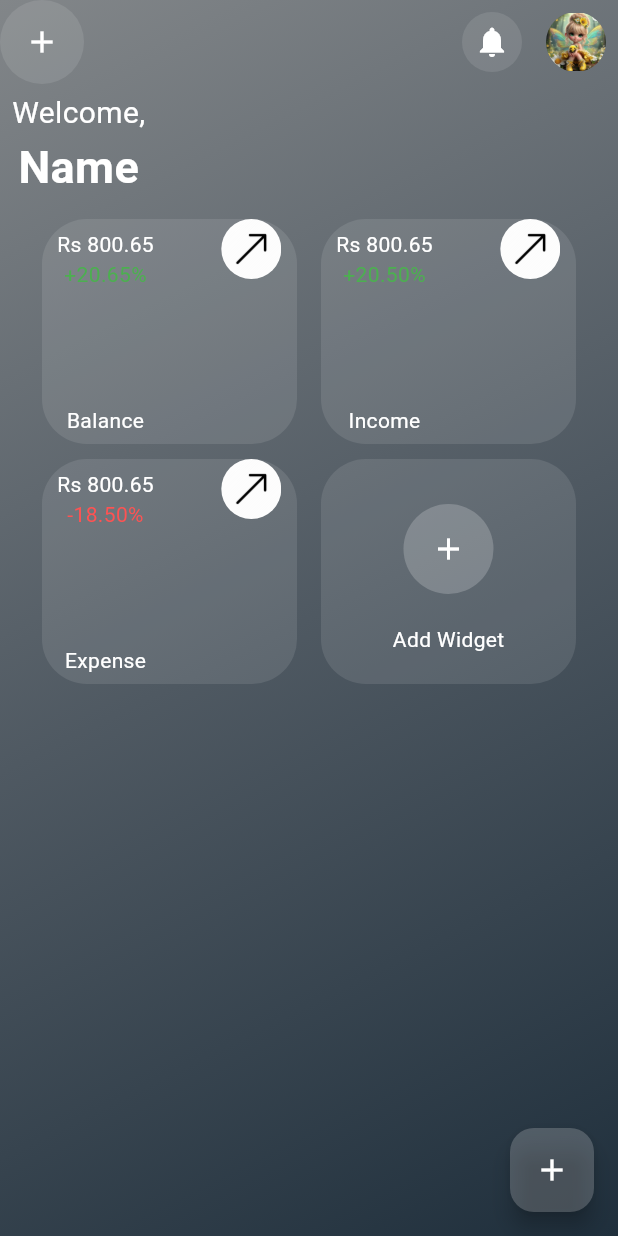
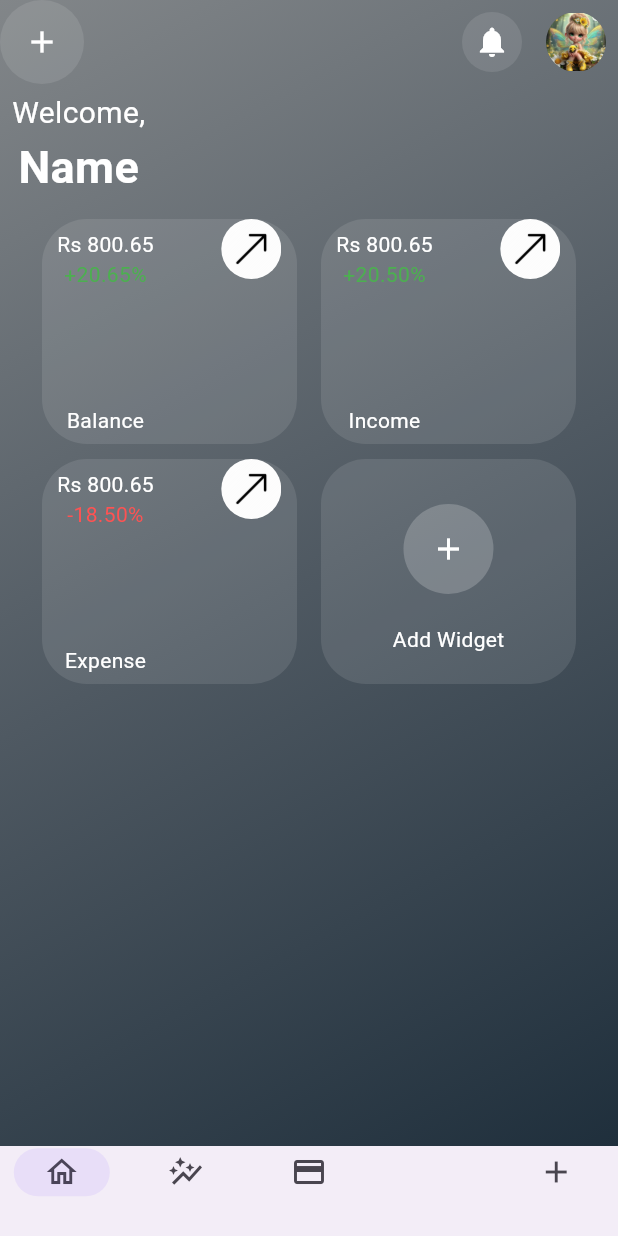
Before and after one commit to aleena02122002/banking_app, a Flutter app: the screen it shows after launch, on a phone screen of 412 x 824 dp. Run offline on Flutter 3.47's test engine with Material 3 defaults, Android fonts, the phone set to English and light mode, and no system bars.

Commit message:
Add widgets in home, customize bottom style sheet, add bottom navigation

```diff
--- /dev/null
+++ b/lib/controllers/bottomNavigation.dart
@@ -0,0 +1,56 @@
+import 'package:application/controllers/bottomStyleSheet.dart';
+import 'package:application/views/graph.dart';
+import 'package:application/views/home.dart';
+import 'package:flutter/material.dart';
+
+class MyNavigationBar extends StatefulWidget {
+  const MyNavigationBar({super.key});
+
+  @override
+  State<MyNavigationBar> createState() => _MyNavigationBarState();
+}
+
+class _MyNavigationBarState extends State<MyNavigationBar> {
+  int index = 0;
+
+  final screens= [
+    HomeView(),
+    GraphView(),
+    Card(),
+    BottomSheets(),
+  ];
+  @override
+  Widget build(BuildContext context) {
+    return Scaffold(
+      body: screens[index],
+      bottomNavigationBar: NavigationBarTheme(
+        data: NavigationBarThemeData(
+            labelTextStyle: MaterialStateProperty.all(TextStyle(fontSize: 15,fontWeight: FontWeight.w500))
+        ),
+        child: NavigationBar(
+            height: 60,
+            selectedIndex: index,
+            onDestinationSelected: (index) => setState(() => this.index = index),
+            destinations: const [
+              NavigationDestination(
+                icon: Icon(Icons.home_outlined),
+                label: '',
+              ),
+              NavigationDestination(
+                icon: Icon(Icons.auto_graph),
+                label: '',
+              ),
+              NavigationDestination(
+                icon: Icon(Icons.credit_card),
+                label: '',
+              ),
+              SizedBox(width: 10,),
+              NavigationDestination(
+                icon: Icon(Icons.add),
+                label: '',
+              ),
+            ]),
+      ),
+    );
+  }
+}
--- a/lib/controllers/bottomStyleSheet.dart
+++ b/lib/controllers/bottomStyleSheet.dart
@@ -1,8 +1,8 @@
 import 'package:flutter/material.dart';
 
 class BottomSheets extends StatefulWidget {
-  final Widget child;
-  const BottomSheets({Key? key, required this.child}) : super(key: key);
+  // final Widget child;
+  const BottomSheets({Key? key}) : super(key: key);
 
   @override
   State<BottomSheets> createState() => _BottomSheetsState();
--- a/lib/main.dart
+++ b/lib/main.dart
@@ -1,5 +1,6 @@
 
 import 'package:application/views/home.dart';
+import 'package:application/views/homePage.dart';
 import 'package:application/views/login.dart';
 import 'package:flutter/material.dart';
 
@@ -14,7 +15,7 @@ class MyApp extends StatelessWidget {
   Widget build(BuildContext context) {
     return MaterialApp(
       debugShowCheckedModeBanner: false,
-      home: HomeView(),
+      home: HomePage(),
     );
   }
 }
--- a/lib/views/home.dart
+++ b/lib/views/home.dart
@@ -1,3 +1,4 @@
+import 'package:application/controllers/bottomNavigation.dart';
 import 'package:application/controllers/bottomStyleSheet.dart';
 import 'package:application/controllers/home_gradient.dart';
 import 'package:flutter/material.dart';
@@ -116,18 +117,18 @@ class _HomeViewState extends State<HomeView> {
           ),
         ),
       ),
-      floatingActionButton: FloatingActionButton(
-        onPressed: () {
-          showModalBottomSheet(
-            context: context,
-            builder: (context) {
-              return BottomSheets(child: Text("Sheets"));
-            },
-          );
-        },
-        child: Icon(Icons.add,color: Colors.white,),
-        backgroundColor: Colors.white.withOpacity(0.2),
-      ),
+      // floatingActionButton: FloatingActionButton(
+      //   onPressed: () {
+      //     showModalBottomSheet(
+      //       context: context,
+      //       builder: (context) {
+      //         return BottomSheets(child: Text("Sheets"));
+      //       },
+      //     );
+      //   },
+      //   child: Icon(Icons.add,color: Colors.white,),
+      //   backgroundColor: Colors.white.withOpacity(0.2),
+      // ),
     );
   }
 
--- /dev/null
+++ b/lib/views/homePage.dart
@@ -0,0 +1,20 @@
+import 'package:application/controllers/bottomNavigation.dart';
+import 'package:application/views/home.dart';
+import 'package:flutter/material.dart';
+
+class HomePage extends StatefulWidget {
+  const HomePage({super.key});
+
+  @override
+  State<HomePage> createState() => _HomePageState();
+}
+
+class _HomePageState extends State<HomePage> {
+  @override
+  Widget build(BuildContext context) {
+    return Scaffold(
+      bottomNavigationBar: MyNavigationBar(),
+      body: HomeView(),
+    );
+  }
+}
```
Also changed, not shown: lib/views/Cards.dart (added, +10 -0 lines), lib/views/graph.dart (added, +15 -0 lines).
